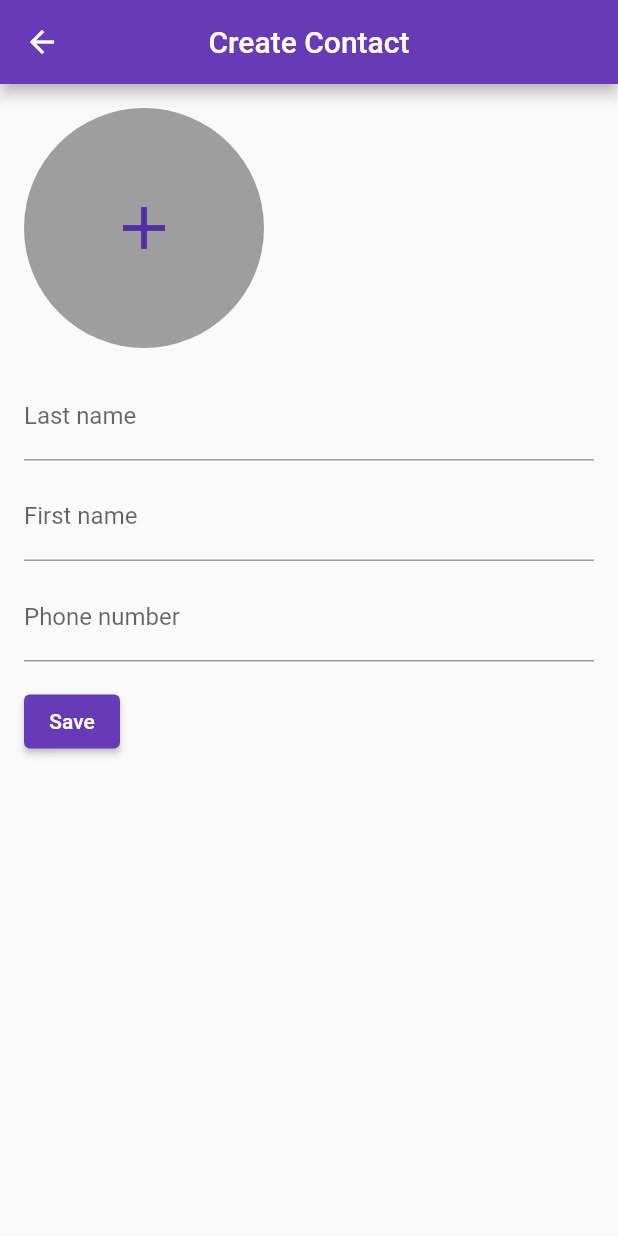
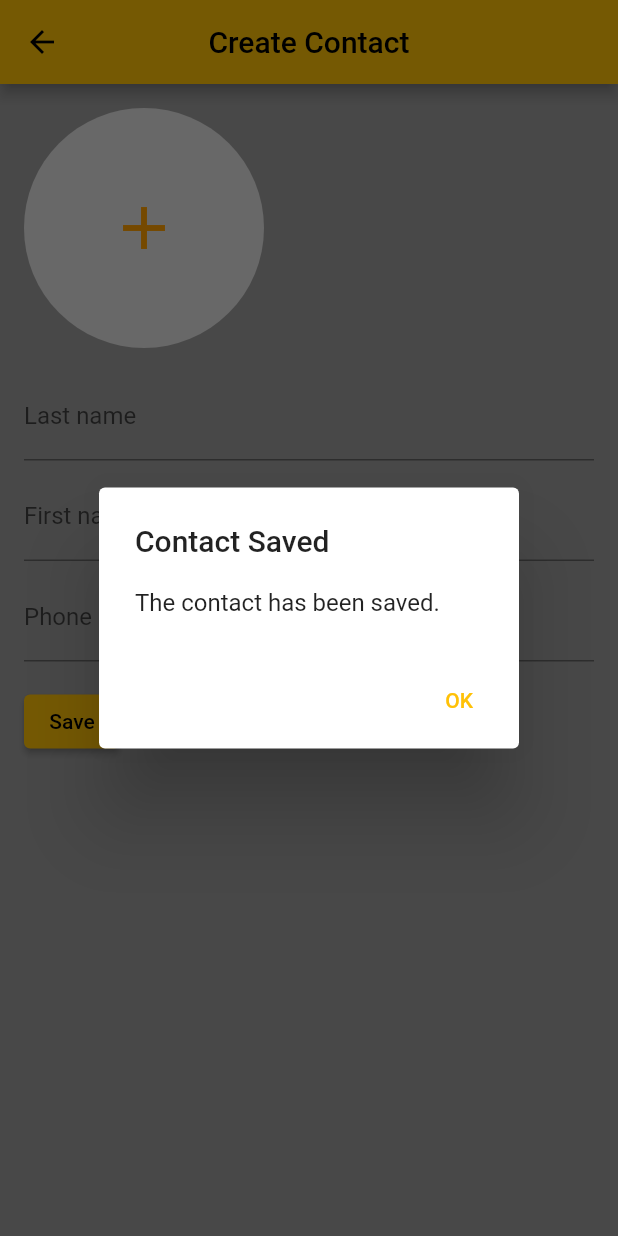
Before and after one commit to yutaDV/task_permissions, a Flutter app: the CreateContactScreen screen opened directly, after a tap on "Save", on a phone screen of 412 x 824 dp. Run offline on Flutter 3.47's test engine with Material 2 defaults, Android fonts, the light colour scheme and no system bars; our stand-ins replace image_picker, lottie, permission_handler; project files that could hold a hidden picture were left out.

Commit message:
list norm q to photo

```diff
--- a/lib/main.dart
+++ b/lib/main.dart
@@ -13,7 +13,8 @@ class MyApp extends StatelessWidget {
     return MaterialApp(
       title: 'Flutter Demo',
       theme: ThemeData(
-        primarySwatch: Colors.deepPurple,
+        primarySwatch: Colors.amber,
+        scaffoldBackgroundColor: Colors.grey,
       ),
       home: const StartScreen(),
     );
--- /dev/null
+++ b/lib/models/contact.dart
@@ -0,0 +1,28 @@
+import 'package:flutter/material.dart';
+
+class Contact {
+  final String lastName;
+  final String firstName;
+  final String phoneNumber;
+  final String avatarPath;
+
+  Contact({
+    required this.lastName,
+    required this.firstName,
+    required this.phoneNumber,
+    required this.avatarPath,
+  });
+}
+
+
+class ContactRepository {
+  static List<Contact> _contacts = [];
+
+  static void saveContact(Contact contact) {
+    _contacts.add(contact);
+  }
+
+  static List<Contact> getContacts() {
+    return _contacts;
+  }
+}
--- a/lib/screens/create_contact_screen.dart
+++ b/lib/screens/create_contact_screen.dart
@@ -1,8 +1,8 @@
 import 'package:flutter/material.dart';
 import 'package:image_picker/image_picker.dart';
 import 'dart:io';
-
 import '/widgets/photo_dialog.dart';
+import '/services/contact_service.dart';
 
 class CreateContactScreen extends StatefulWidget {
   const CreateContactScreen({Key? key}) : super(key: key);
@@ -14,6 +14,18 @@ class CreateContactScreen extends StatefulWidget {
 class _CreateContactScreenState extends State<CreateContactScreen> {
   ImagePicker _imagePicker = ImagePicker();
   PickedFile? _pickedImage;
+
+  TextEditingController _lastNameController = TextEditingController();
+  TextEditingController _firstNameController = TextEditingController();
+  TextEditingController _phoneNumberController = TextEditingController();
+
+  @override
+  void dispose() {
+    _lastNameController.dispose();
+    _firstNameController.dispose();
+    _phoneNumberController.dispose();
+    super.dispose();
+  }
 
   @override
   Widget build(BuildContext context) {
@@ -31,27 +43,28 @@ class _CreateContactScreenState extends State<CreateContactScreen> {
               _buildAvatar(),
               const SizedBox(height: 16),
               TextField(
+                controller: _lastNameController,
                 decoration: InputDecoration(
                   labelText: 'Last name',
                 ),
               ),
               const SizedBox(height: 8),
               TextField(
+                controller: _firstNameController,
                 decoration: InputDecoration(
                   labelText: 'First name',
                 ),
               ),
               const SizedBox(height: 8),
               TextField(
+                controller: _phoneNumberController,
                 decoration: InputDecoration(
                   labelText: 'Phone number',
                 ),
               ),
               const SizedBox(height: 16),
               ElevatedButton(
-                onPressed: () {
-                  // Логіка для збереження контакту
-                },
+                onPressed: _saveContact,
                 child: const Text('Save'),
               ),
               const SizedBox(height: 16),
@@ -67,7 +80,7 @@ class _CreateContactScreenState extends State<CreateContactScreen> {
       onTap: _showImageSourceDialog,
       child: CircleAvatar(
         radius: 80,
-        backgroundColor: Colors.grey,
+        backgroundColor: Colors.white70,
         child: _pickedImage != null
             ? ClipRRect(
           borderRadius: BorderRadius.circular(80),
@@ -89,7 +102,8 @@ class _CreateContactScreenState extends State<CreateContactScreen> {
   void _showImageSourceDialog() {
     showDialog(
       context: context,
-      builder: (context) => PhotoDialog(
+      builder: (context) =>
+          PhotoDialog(
             onGallerySelected: () {
               _getImage(ImageSource.gallery);
               Navigator.pop(context);
@@ -110,4 +124,20 @@ class _CreateContactScreenState extends State<CreateContactScreen> {
       });
     }
   }
+
+  void _saveContact() {
+    final lastName = _lastNameController.text;
+    final firstName = _firstNameController.text;
+    final phoneNumber = _phoneNumberController.text;
+    final avatarPath = _pickedImage?.path ?? '';
+
+    ContactService.saveContact(
+      lastName,
+      firstName,
+      phoneNumber,
+      avatarPath,
+      context,
+    );
+
   }
+}
--- /dev/null
+++ b/lib/services/contact_service.dart
@@ -0,0 +1,40 @@
+import 'package:flutter/material.dart';
+import '/models/contact.dart';
+
+class ContactService {
+  static void saveContact(
+      String lastName,
+      String firstName,
+      String phoneNumber,
+      String avatarPath,
+      BuildContext context,
+      ) {
+    final newContact = Contact(
+      lastName: lastName,
+      firstName: firstName,
+      phoneNumber: phoneNumber,
+      avatarPath: avatarPath,
+    );
+
+    // Збереження контакту
+    ContactRepository.saveContact(newContact);
+
+    // Відображення діалогового вікна з повідомленням про збереження контакту
+    showDialog(
+      context: context,
+      builder: (context) => AlertDialog(
+        title: const Text('Contact Saved'),
+        content: const Text('The contact has been saved.'),
+        actions: [
+          TextButton(
+            onPressed: () {
+              // Повернення до домашнього екрану
+              Navigator.pop(context);
+            },
+            child: const Text('OK'),
+          ),
+        ],
+      ),
+    );
+  }
+}
```
Also changed, not shown: lib/screens/home_screen.dart (+53 -40 lines), lib/widgets/full_contact.dart (added, +46 -0 lines), lib/widgets/short_contact.dart (added, +41 -0 lines). Lines whose indentation alone changed are shown as unchanged.
